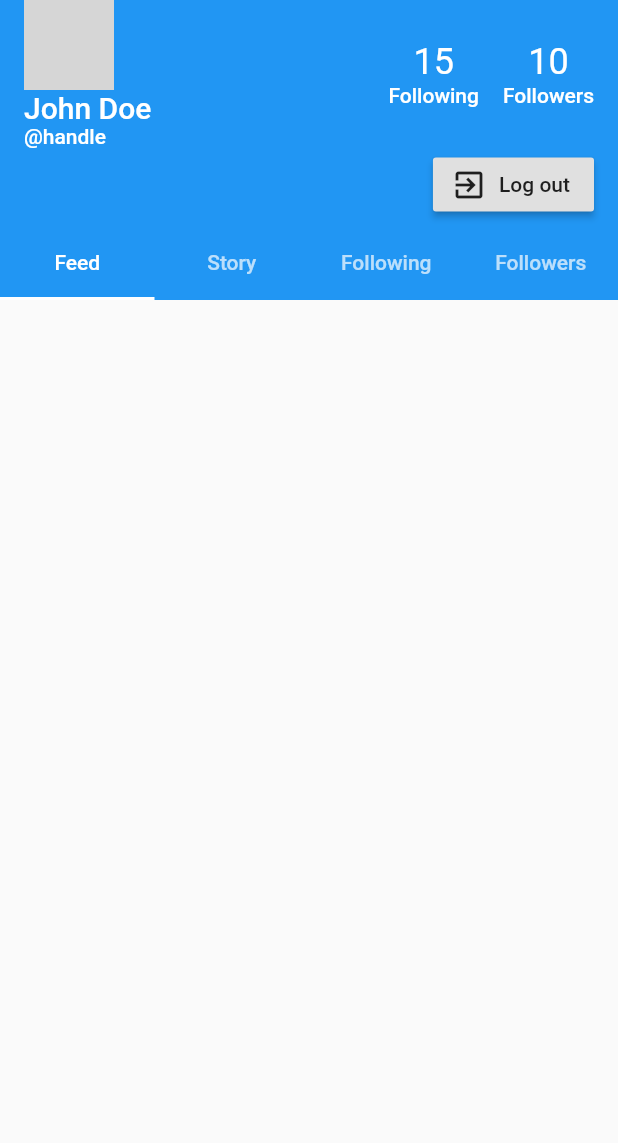
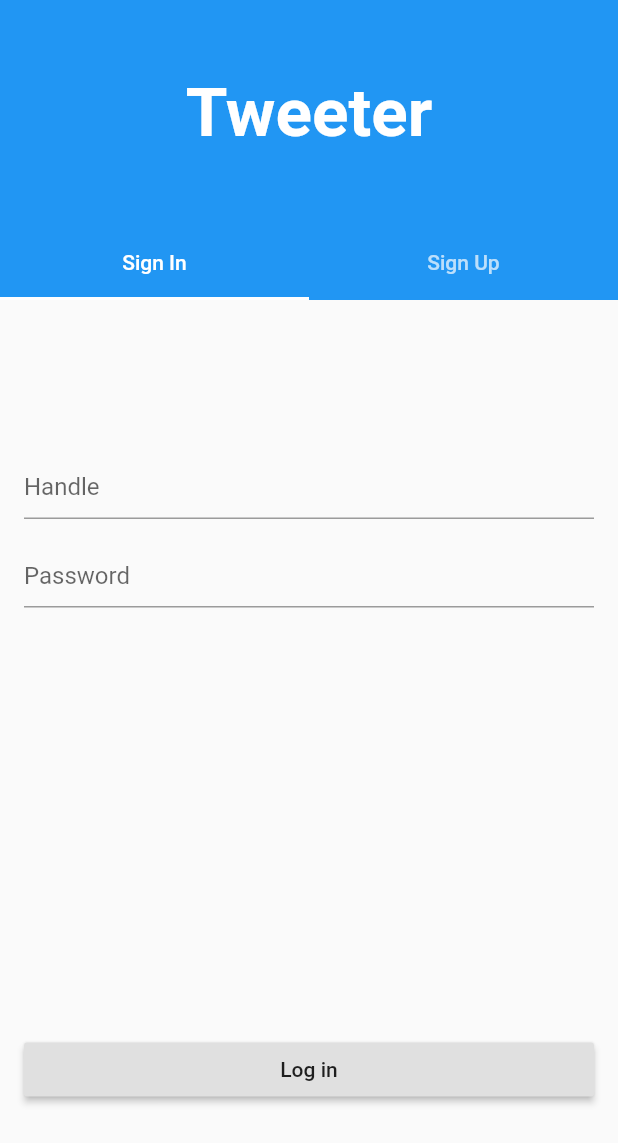
Before and after one commit to josiahsrc/cs340_flutter_tweeter_sample, a Flutter app: the screen it shows after launch, on a phone screen of 412 x 824 dp. Shown: the top 1143 px of the screen. Run offline on Flutter 3.47's test engine with Material 2 defaults, Android fonts, the phone set to English and light mode, and no system bars; grey boxes are pictures that could not be loaded.

Commit message:
sign in view

```diff
--- a/lib/view/app.dart
+++ b/lib/view/app.dart
@@ -8,7 +8,7 @@ class App extends StatelessWidget {
       title: 'Tweeter',
       theme: AppTheme.define(),
       routes: AppRoutes.define(),
-      initialRoute: AppRoutes.mainPage,
+      initialRoute: AppRoutes.authPage,
     );
 
     return app;
--- a/lib/view/auth_page/auth_page.dart
+++ b/lib/view/auth_page/auth_page.dart
@@ -4,6 +4,67 @@ import 'sign_in.dart';
 import 'sign_up.dart';
 
 class AuthPage extends StatelessWidget {
+  static final _tabCount = 2;
+
   @override
-  Widget build(BuildContext context) {}
+  Widget build(BuildContext context) {
+    final header = _buildHeader(context);
+
+    final tabView = TabBarView(
+      children: [
+        SignIn(),
+        SignUp(),
+      ],
+    );
+
+    return DefaultTabController(
+      length: _tabCount,
+      child: Scaffold(
+        appBar: header,
+        body: tabView,
+      ),
+    );
+  }
+
+  Widget _buildHeader(BuildContext context) {
+    final theme = Theme.of(context);
+
+    final headerContent = Column(
+      mainAxisAlignment: MainAxisAlignment.start,
+      children: [
+        SizedBox.fromSize(
+          size: Size.fromHeight(150),
+          child: Center(
+            child: Text(
+              'Tweeter',
+              style: theme.primaryTextTheme.headline3.copyWith(
+                color: theme.primaryTextTheme.bodyText1.color,
+                fontWeight: FontWeight.bold,
+              ),
+            ),
+          ),
+        ),
+        Spacer(),
+        TabBar(
+          tabs: [
+            Tab(child: Text('Sign In')),
+            Tab(child: Text('Sign Up')),
+          ],
+        ),
+      ],
+    );
+
+    return PreferredSize(
+      preferredSize: Size.fromHeight(200),
+      child: Material(
+        color: theme.primaryColor,
+        child: SafeArea(
+          child: DefaultTextStyle(
+            style: theme.primaryTextTheme.bodyText1,
+            child: headerContent,
+          ),
+        ),
+      ),
+    );
+  }
 }
--- a/lib/view/auth_page/sign_in.dart
+++ b/lib/view/auth_page/sign_in.dart
@@ -0,0 +1,41 @@
+import 'package:flutter/material.dart';
+
+class SignIn extends StatelessWidget {
+  @override
+  Widget build(BuildContext context) {
+    final handleTextField = TextFormField(
+      decoration: InputDecoration(
+        labelText: 'Handle',
+        alignLabelWithHint: true,
+      ),
+    );
+
+    final passwordTextField = TextFormField(
+      obscureText: true,
+      decoration: InputDecoration(
+        labelText: 'Password',
+        alignLabelWithHint: true,
+      ),
+    );
+
+    final loginButton = RaisedButton(
+      onPressed: () {},
+      child: Text('Log in'),
+    );
+
+    return Padding(
+      padding: const EdgeInsets.all(16.0),
+        child: Column(
+          crossAxisAlignment: CrossAxisAlignment.stretch,
+          children: [
+            Spacer(flex: 1),
+            handleTextField,
+            passwordTextField,
+            Spacer(flex: 4),
+            loginButton,
+            Spacer(flex: 1),
+          ],
+        ),
+    );
+  }
+}
--- a/lib/view/auth_page/sign_up.dart
+++ b/lib/view/auth_page/sign_up.dart
@@ -0,0 +1,8 @@
+import 'package:flutter/material.dart';
+
+class SignUp extends StatelessWidget {
+  @override
+  Widget build(BuildContext context) {
+    return Container();
+  }
+}
--- a/lib/view/main_page/main_page.dart
+++ b/lib/view/main_page/main_page.dart
@@ -12,18 +12,32 @@ class MainPage extends StatelessWidget {
   Widget build(BuildContext context) {
     final header = _buildHeader(context);
 
+    final fab = Builder(
+      builder: (context) => FloatingActionButton(
+        child: Icon(Icons.drafts),
+        onPressed: () {
+          Scaffold.of(context).showSnackBar(SnackBar(
+            content: Text('Replace with your own action'),
+          ));
+        },
+      ),
+    );
+
+    final tabView = TabBarView(
+      children: [
+        Feed(),
+        Story(),
+        Following(),
+        Followers(),
+      ],
+    );
+
     return DefaultTabController(
       length: _tabCount,
       child: Scaffold(
         appBar: header,
-        body: TabBarView(
-          children: [
-            Feed(),
-            Story(),
-            Following(),
-            Followers(),
-          ],
-        ),
+        body: tabView,
+        floatingActionButton: fab,
       ),
     );
   }
```
